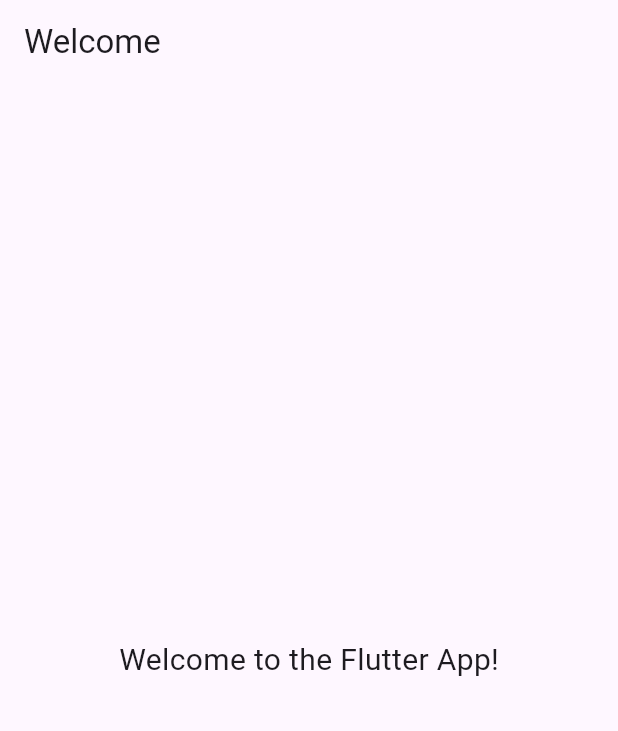
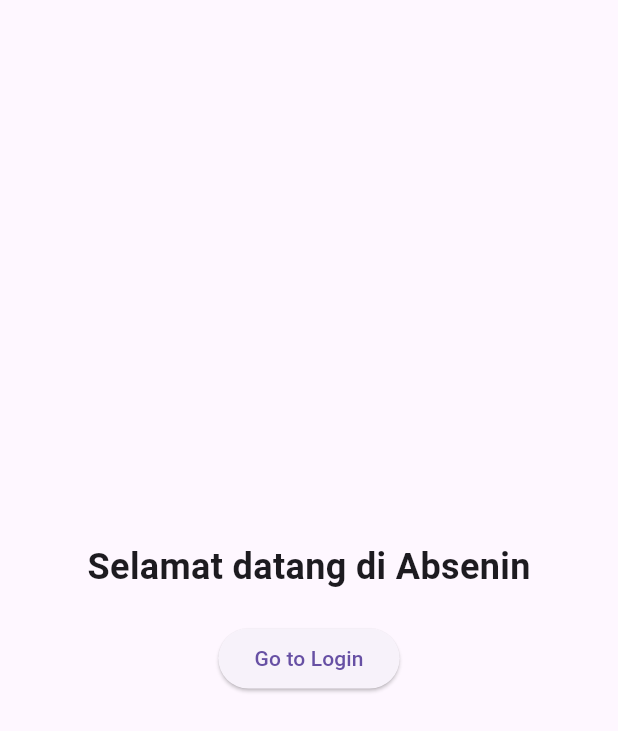
Before and after one commit to Dafxynt/projectfirebase, a Flutter app: the screen it shows after launch, on a phone screen of 412 x 824 dp. Shown: the top 731 px of the screen. Run offline on Flutter 3.47's test engine with Material 3 defaults, Android fonts, the phone set to English and light mode, and no system bars; our stand-ins replace firebase_auth, firebase_core, get, google_sign_in; accounts and stored records are empty.

Commit message:
feat:[FA] login screen,signin and firebase setup

```diff
--- /dev/null
+++ b/lib/binding/login_binding.dart
@@ -0,0 +1,9 @@
+import 'package:get/get.dart';
+import '../controllers/login_controller.dart';
+
+   class LoginBinding extends Bindings {
+     @override
+     void dependencies() {
+       Get.lazyPut<LoginController>(() => LoginController());
+     }
+   }
--- /dev/null
+++ b/lib/binding/signup_binding.dart
@@ -0,0 +1,9 @@
+import 'package:get/get.dart';
+import '../controllers/signup_controller.dart';
+
+  class SignupBinding extends Bindings {
+    @override
+    void dependencies() {
+      Get.lazyPut<SignupController>(() => SignupController());
+    }
+  }
--- a/lib/main.dart
+++ b/lib/main.dart
@@ -1,35 +1,26 @@
+// lib/main.dart
+
 import 'package:flutter/material.dart';
+import 'package:get/get.dart';
+import 'package:firebase_core/firebase_core.dart';
+import 'route/route.dart';
 
-void main() {
+void main() async {
+  WidgetsFlutterBinding.ensureInitialized();
+  await Firebase.initializeApp();
   runApp(MyApp());
 }
 
 class MyApp extends StatelessWidget {
   @override
   Widget build(BuildContext context) {
-    return MaterialApp(
-      title: 'Flutter App',
+    return GetMaterialApp(
+      title: 'Flutter Firebase Auth',
       theme: ThemeData(
         primarySwatch: Colors.blue,
       ),
-      home: WelcomePage(),
+      initialRoute: '/welcome',
+      getPages: AppRoutes.routes,
     );
   }
 }
-
-class WelcomePage extends StatelessWidget {
-  @override
-  Widget build(BuildContext context) {
-    return Scaffold(
-      appBar: AppBar(
-        title: Text('Welcome'),
-      ),
-      body: Center(
-        child: Text(
-          'Welcome to the Flutter App!',
-          style: TextStyle(fontSize: 20),
-        ),
-      ),
-    );
-  }
-}
--- /dev/null
+++ b/lib/route/route.dart
@@ -0,0 +1,17 @@
+import 'package:get/get.dart';
+import '../screens/login_screen.dart';
+import '../screens/home_screen.dart';
+import '../screens/signup_screen.dart';
+import '../screens/welcome_screen.dart';
+import '../binding/signup_binding.dart';
+import '../binding/login_binding.dart';
+
+class AppRoutes {
+  static final routes = [
+    GetPage(name: '/welcome', page: () => WelcomeScreen()),
+    GetPage(name: '/login', page: () => LoginScreen(), binding: LoginBinding()),
+    GetPage(name: '/home', page: () => HomeScreen()),
+    GetPage(
+        name: '/signup', page: () => SignupScreen(), binding: SignupBinding()),
+  ];
+}
--- /dev/null
+++ b/lib/screens/welcome_screen.dart
@@ -0,0 +1,26 @@
+import 'package:flutter/material.dart';
+import 'package:get/get.dart';
+
+class WelcomeScreen extends StatelessWidget {
+  @override
+  Widget build(BuildContext context) {
+    return Scaffold(
+      body: Center(
+        child: Column(
+          mainAxisAlignment: MainAxisAlignment.center,
+          children: [
+            Text(
+              'Selamat datang di Absenin',
+              style: TextStyle(fontSize: 24, fontWeight: FontWeight.bold),
+            ),
+            SizedBox(height: 20),
+            ElevatedButton(
+              onPressed: () => Get.toNamed('/login'),
+              child: Text('Go to Login'),
+            ),
+          ],
+        ),
+      ),
+    );
+  }
+}
```
Also changed, not shown: lib/auth/google_sign_in.dart (added, +32 -0 lines), lib/controllers/login_controller.dart (added, +19 -0 lines), lib/controllers/signup_controller.dart (added, +17 -0 lines), lib/screens/home_screen.dart (added, +18 -0 lines), lib/screens/login_screen.dart (added, +61 -0 lines), lib/screens/signup_screen.dart (added, +60 -0 lines), lib/widgets/reusable_button.dart (added, +22 -0 lines).
